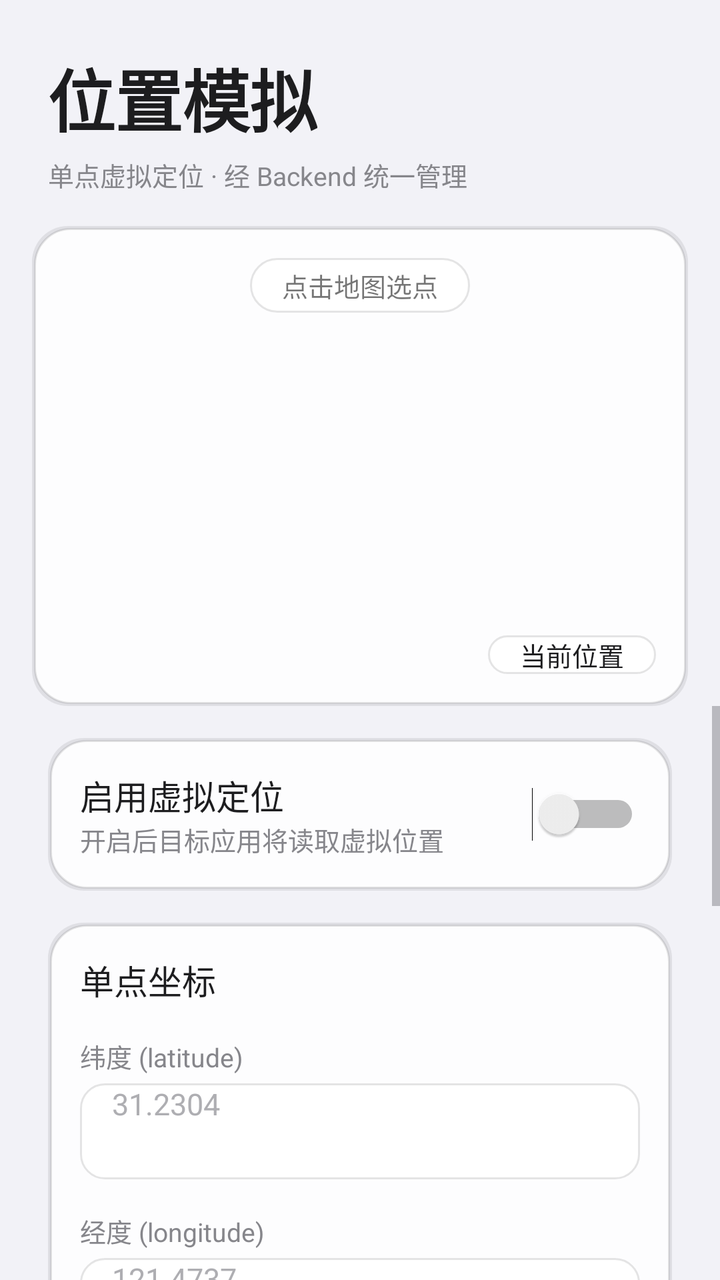
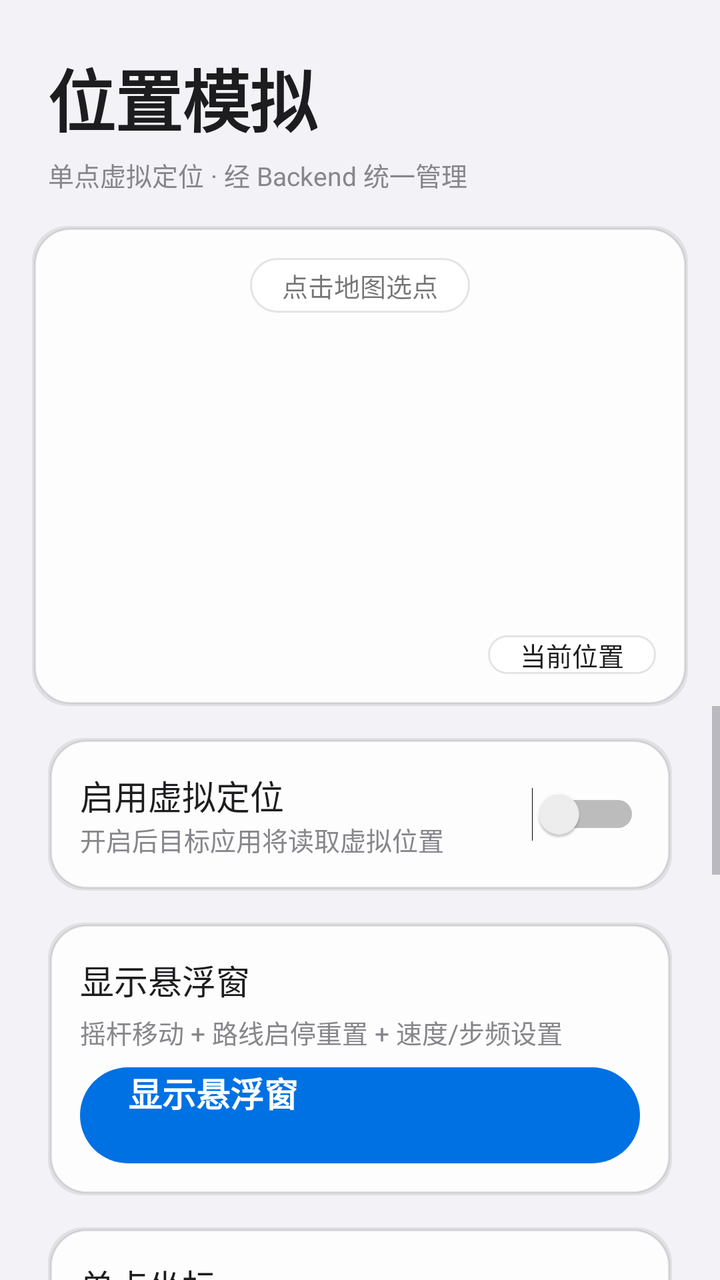

An Android layout rendered at two revisions. The XML below is the earlier revision; the diff shows what the commit changed to produce the second picture.
<!-- AndroidManifest.xml: application theme Theme.ZVirtualEnv -->
<!-- res/layout/fragment_location.xml -->
<?xml version="1.0" encoding="utf-8"?>
<LinearLayout xmlns:android="http://schemas.android.com/apk/res/android"
    android:layout_width="match_parent"
    android:layout_height="match_parent"
    android:orientation="vertical">

    <LinearLayout
        android:layout_width="match_parent"
        android:layout_height="wrap_content"
        android:orientation="vertical"
        android:paddingStart="@dimen/space_lg"
        android:paddingTop="@dimen/space_lg"
        android:paddingEnd="@dimen/space_lg">

        <TextView
            android:layout_width="wrap_content"
            android:layout_height="wrap_content"
            android:text="@string/location_title"
            style="@style/Text.Hero" />

        <TextView
            android:layout_width="wrap_content"
            android:layout_height="wrap_content"
            android:layout_marginTop="@dimen/space_xs"
            android:text="@string/location_subtitle"
            style="@style/Text.Caption" />
    </LinearLayout>

    
    <FrameLayout
        android:layout_width="match_parent"
        android:layout_height="240dp"
        android:layout_marginStart="@dimen/space_md"
        android:layout_marginTop="@dimen/space_md"
        android:layout_marginEnd="@dimen/space_md"
        android:background="@drawable/bg_card">

        <FrameLayout
            android:id="@+id/mapContainer"
            android:layout_width="match_parent"
            android:layout_height="match_parent" />

        
        <LinearLayout
            android:id="@+id/privacyPrompt"
            android:layout_width="match_parent"
            android:layout_height="match_parent"
            android:background="@color/bg_secondary"
            android:gravity="center"
            android:orientation="vertical"
            android:padding="@dimen/space_lg"
            android:visibility="gone">

            <TextView
                android:layout_width="wrap_content"
                android:layout_height="wrap_content"
                android:gravity="center"
                android:text="@string/route_privacy_prompt"
                android:textColor="@color/text_secondary"
                android:textSize="@dimen/text_body" />
        </LinearLayout>

        
        <TextView
            android:id="@+id/mapHint"
            android:layout_width="wrap_content"
            android:layout_height="wrap_content"
            android:layout_gravity="top|center_horizontal"
            android:layout_marginTop="@dimen/space_md"
            android:background="@drawable/bg_pill_secondary"
            android:paddingStart="@dimen/space_md"
            android:paddingTop="@dimen/space_xs"
            android:paddingEnd="@dimen/space_md"
            android:paddingBottom="@dimen/space_xs"
            android:text="@string/location_map_hint"
            android:textSize="@dimen/text_caption" />

        
        <Button
            android:id="@+id/locateButton"
            android:layout_width="wrap_content"
            android:layout_height="wrap_content"
            android:layout_gravity="bottom|end"
            android:layout_margin="@dimen/space_md"
            android:background="@drawable/bg_pill_secondary"
            android:minWidth="0dp"
            android:paddingStart="@dimen/space_md"
            android:paddingEnd="@dimen/space_md"
            android:text="@string/route_locate"
            android:textSize="@dimen/text_caption" />
    </FrameLayout>

    <ScrollView
        android:layout_width="match_parent"
        android:layout_height="0dp"
        android:layout_weight="1"
        android:overScrollMode="never">

        <LinearLayout
            android:layout_width="match_parent"
            android:layout_height="wrap_content"
            android:orientation="vertical"
            android:paddingStart="@dimen/space_lg"
            android:paddingTop="@dimen/space_md"
            android:paddingEnd="@dimen/space_lg"
            android:paddingBottom="@dimen/space_lg">

            
            <LinearLayout
                android:layout_width="match_parent"
                android:layout_height="wrap_content"
                android:background="@drawable/bg_card"
                android:orientation="vertical"
                android:padding="@dimen/space_md">

                <LinearLayout
                    android:layout_width="match_parent"
                    android:layout_height="wrap_content"
                    android:gravity="center_vertical"
                    android:orientation="horizontal">

                    <LinearLayout
                        android:layout_width="0dp"
                        android:layout_height="wrap_content"
                        android:layout_weight="1"
                        android:orientation="vertical">

                        <TextView
                            android:layout_width="wrap_content"
                            android:layout_height="wrap_content"
                            android:text="@string/location_switch_title"
                            style="@style/Text.Headline" />

                        <TextView
                            android:layout_width="wrap_content"
                            android:layout_height="wrap_content"
                            android:text="@string/location_switch_desc"
                            style="@style/Text.Caption" />
                    </LinearLayout>

                    <Switch
                        android:id="@+id/enableSwitch"
                        android:layout_width="wrap_content"
                        android:layout_height="wrap_content" />
                </LinearLayout>
            </LinearLayout>

            
            <LinearLayout
                android:layout_width="match_parent"
                android:layout_height="wrap_content"
                android:layout_marginTop="@dimen/space_md"
                android:background="@drawable/bg_card"
                android:orientation="vertical"
                android:padding="@dimen/space_md">

                <TextView
                    android:layout_width="wrap_content"
                    android:layout_height="wrap_content"
                    android:text="@string/location_coord_title"
                    style="@style/Text.Headline" />

                <TextView
                    android:layout_width="wrap_content"
                    android:layout_height="wrap_content"
                    android:layout_marginTop="@dimen/space_md"
                    android:text="@string/location_latitude"
                    style="@style/Text.Caption" />

                <EditText
                    android:id="@+id/latitudeInput"
                    android:layout_width="match_parent"
                    android:layout_height="wrap_content"
                    android:layout_marginTop="@dimen/space_xs"
                    android:hint="31.2304"
                    android:inputType="numberDecimal|numberSigned"
                    style="@style/EditText.Field" />

                <TextView
                    android:layout_width="wrap_content"
                    android:layout_height="wrap_content"
                    android:layout_marginTop="@dimen/space_md"
                    android:text="@string/location_longitude"
                    style="@style/Text.Caption" />

                <EditText
                    android:id="@+id/longitudeInput"
                    android:layout_width="match_parent"
                    android:layout_height="wrap_content"
                    android:layout_marginTop="@dimen/space_xs"
                    android:hint="121.4737"
                    android:inputType="numberDecimal|numberSigned"
                    style="@style/EditText.Field" />

                <Button
                    android:id="@+id/applyButton"
                    android:layout_width="match_parent"
                    android:layout_height="wrap_content"
                    android:layout_marginTop="@dimen/space_md"
                    android:text="@string/location_apply"
                    style="@style/Button.Pill" />

                <View
                    android:layout_width="match_parent"
                    android:layout_height="1dp"
                    android:layout_marginTop="@dimen/space_md"
                    android:layout_marginBottom="@dimen/space_md"
                    android:background="@color/separator" />

                <EditText
                    android:id="@+id/pointNameInput"
                    android:layout_width="match_parent"
                    android:layout_height="wrap_content"
                    android:hint="@string/location_point_name_hint"
                    style="@style/EditText.Field" />

                <EditText
                    android:id="@+id/pointRemarkInput"
                    android:layout_width="match_parent"
                    android:layout_height="wrap_content"
                    android:layout_marginTop="@dimen/space_sm"
                    android:hint="@string/location_point_remark_hint"
                    style="@style/EditText.Field" />

                <Button
                    android:id="@+id/savePointButton"
                    android:layout_width="match_parent"
                    android:layout_height="wrap_content"
                    android:layout_marginTop="@dimen/space_sm"
                    android:text="@string/location_point_save"
                    style="@style/Button.Pill.Secondary" />
            </LinearLayout>

            
            <LinearLayout
                android:layout_width="match_parent"
                android:layout_height="wrap_content"
                android:layout_marginTop="@dimen/space_md"
                android:background="@drawable/bg_card"
                android:orientation="vertical"
                android:padding="@dimen/space_md">

                <TextView
                    android:layout_width="wrap_content"
                    android:layout_height="wrap_content"
                    android:text="@string/location_saved_title"
                    style="@style/Text.Headline" />

                <TextView
                    android:id="@+id/savedPointsEmpty"
                    android:layout_width="match_parent"
                    android:layout_height="wrap_content"
                    android:layout_marginTop="@dimen/space_sm"
                    android:text="@string/location_saved_empty"
                    android:textColor="@color/text_secondary"
                    style="@style/Text.Caption" />

                <LinearLayout
                    android:id="@+id/savedPointList"
                    android:layout_width="match_parent"
                    android:layout_height="wrap_content"
                    android:orientation="vertical" />
            </LinearLayout>

            
            <LinearLayout
                android:layout_width="match_parent"
                android:layout_height="wrap_content"
                android:layout_marginTop="@dimen/space_md"
                android:background="@drawable/bg_card"
                android:orientation="vertical"
                android:padding="@dimen/space_md">

                <TextView
                    android:layout_width="wrap_content"
                    android:layout_height="wrap_content"
                    android:text="@string/location_status_title"
                    style="@style/Text.Headline" />

                <TextView
                    android:id="@+id/statusText"
                    android:layout_width="match_parent"
                    android:layout_height="wrap_content"
                    android:layout_marginTop="@dimen/space_sm"
                    android:text="@string/location_status_empty"
                    style="@style/Text.Body" />
            </LinearLayout>
        </LinearLayout>
    </ScrollView>
</LinearLayout>
<!-- resources referenced by this layout -->
<resources>
  <color name="bg_secondary">#FFFFFF</color>
  <color name="separator">#1C000000</color>
  <color name="text_secondary">#86868B</color>
  <dimen name="space_lg">24dp</dimen>
  <dimen name="space_md">16dp</dimen>
  <dimen name="space_sm">8dp</dimen>
  <dimen name="space_xs">4dp</dimen>
  <dimen name="text_body">15sp</dimen>
  <dimen name="text_caption">13sp</dimen>
  <string name="location_apply">应用位置</string>
  <string name="location_coord_title">单点坐标</string>
  <string name="location_latitude">纬度 (latitude)</string>
  <string name="location_longitude">经度 (longitude)</string>
  <string name="location_map_hint">点击地图选点</string>
  <string name="location_point_name_hint">地点名称，如：公司</string>
  <string name="location_point_remark_hint">备注（可选），如：工位 3 楼</string>
  <string name="location_point_save">保存此点</string>
  <string name="location_saved_empty">暂无已保存地点</string>
  <string name="location_saved_title">已保存地点</string>
  <string name="location_status_empty">尚未获取状态</string>
  <string name="location_status_title">当前状态</string>
  <string name="location_subtitle">单点虚拟定位 · 经 Backend 统一管理</string>
  <string name="location_switch_desc">开启后目标应用将读取虚拟位置</string>
  <string name="location_switch_title">启用虚拟定位</string>
  <string name="location_title">位置模拟</string>
  <string name="route_locate">当前位置</string>
  <string name="route_privacy_prompt">地图功能需要先阅读并同意高德隐私政策\n请前往「设置」页勾选同意后返回</string>
  <style name="EditText.Field" parent="">
          <item name="android:background">@drawable/bg_field</item>
          <item name="android:minHeight">@dimen/touch_min</item>
          <item name="android:paddingStart">@dimen/space_md</item>
          <item name="android:paddingEnd">@dimen/space_md</item>
          <item name="android:textSize">@dimen/text_body</item>
          <item name="android:textColor">@color/text_primary</item>
          <item name="android:textColorHint">@color/text_tertiary</item>
      </style>
  <style name="Text.Body" parent="android:TextAppearance.Material">
          <item name="android:textSize">@dimen/text_body</item>
          <item name="android:textColor">@color/text_primary</item>
      </style>
  <style name="Text.Caption" parent="android:TextAppearance.Material">
          <item name="android:textSize">@dimen/text_caption</item>
          <item name="android:textColor">@color/text_secondary</item>
      </style>
  <style name="Text.Headline" parent="android:TextAppearance.Material">
          <item name="android:textSize">@dimen/text_headline</item>
          <item name="android:textStyle">normal</item>
          <item name="android:textColor">@color/text_primary</item>
      </style>
  <style name="Text.Hero" parent="android:TextAppearance.Material">
          <item name="android:textSize">@dimen/text_hero</item>
          <item name="android:textStyle">bold</item>
          <item name="android:textColor">@color/text_primary</item>
          <item name="android:letterSpacing">-0.01</item>
      </style>
  <dimen name="radius_card">18dp</dimen>
  <color name="glass_shadow">#14000000</color>
  <color name="card_fill">#F2FFFFFF</color>
  <color name="card_border">#1A000000</color>
  <dimen name="radius_pill">980dp</dimen>
  <color name="bg_tertiary">#E5E5EA</color>
  <dimen name="touch_min">48dp</dimen>
  <dimen name="text_headline">17sp</dimen>
  <color name="accent">#0071E3</color>
  <color name="text_primary">#1D1D1F</color>
  <color name="text_tertiary">#AEAEB2</color>
  <dimen name="text_hero">34sp</dimen>
  <color name="bg_primary">#F2F2F7</color>
  <color name="accent_press">#0A5DC2</color>
  <dimen name="radius_control">12dp</dimen>
</resources>

<!-- the commit's change to res/layout/fragment_location.xml (unified diff, before → after) -->
@@ -157,6 +157,37 @@
                 <TextView
                     android:layout_width="wrap_content"
                     android:layout_height="wrap_content"
+                    android:text="@string/float_open"
+                    style="@style/Text.Headline" />
+
+                <TextView
+                    android:layout_width="wrap_content"
+                    android:layout_height="wrap_content"
+                    android:layout_marginTop="@dimen/space_xs"
+                    android:text="@string/float_open_desc"
+                    style="@style/Text.Caption" />
+
+                <Button
+                    android:id="@+id/floatWindowButton"
+                    android:layout_width="match_parent"
+                    android:layout_height="wrap_content"
+                    android:layout_marginTop="@dimen/space_sm"
+                    android:text="@string/float_open"
+                    style="@style/Button.Pill" />
+            </LinearLayout>
+
+            
+            <LinearLayout
+                android:layout_width="match_parent"
+                android:layout_height="wrap_content"
+                android:layout_marginTop="@dimen/space_md"
+                android:background="@drawable/bg_card"
+                android:orientation="vertical"
+                android:padding="@dimen/space_md">
+
+                <TextView
+                    android:layout_width="wrap_content"
+                    android:layout_height="wrap_content"
                     android:text="@string/location_coord_title"
                     style="@style/Text.Headline" />
 
<!-- resource entries referenced after the edit -->
@@ -9,6 +9,8 @@
   <dimen name="space_xs">4dp</dimen>
   <dimen name="text_body">15sp</dimen>
   <dimen name="text_caption">13sp</dimen>
+  <string name="float_open">显示悬浮窗</string>
+  <string name="float_open_desc">摇杆移动 + 路线启停重置 + 速度/步频设置</string>
   <string name="location_apply">应用位置</string>
   <string name="location_coord_title">单点坐标</string>
   <string name="location_latitude">纬度 (latitude)</string>
